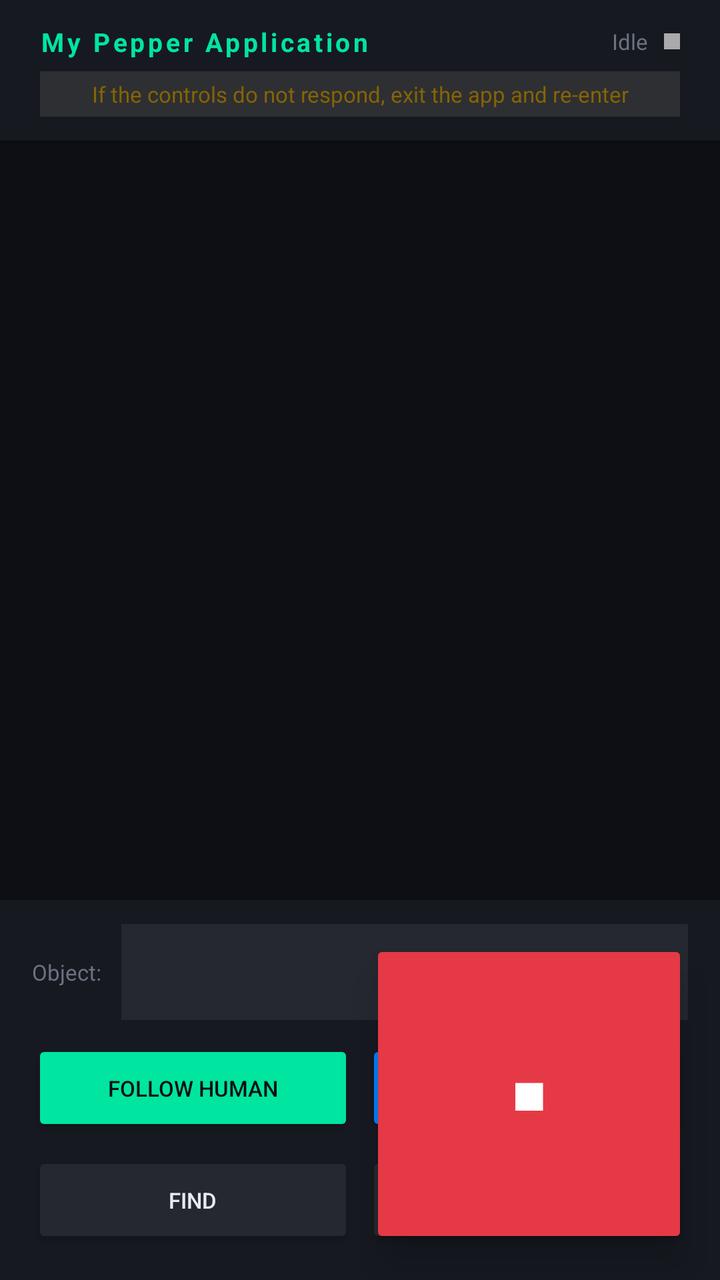
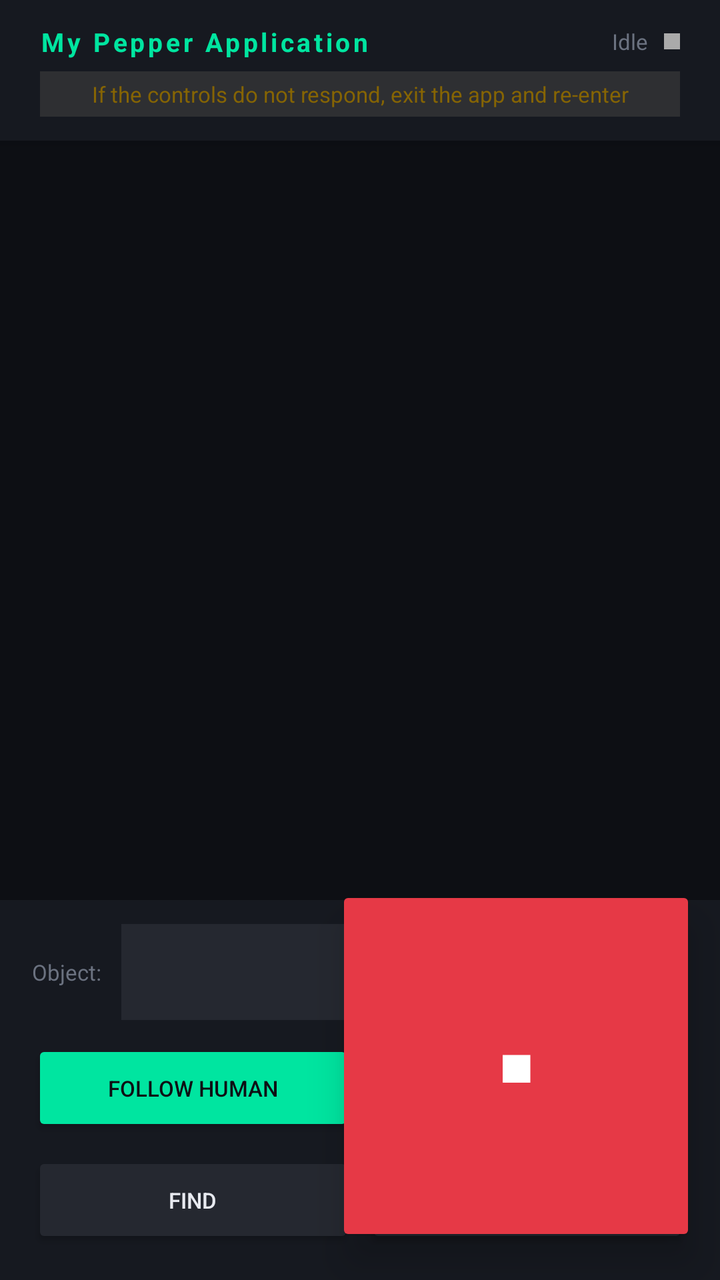

Screens rendered from an Android XML layout before and after an edit, with the pre-edit source and the edit as a unified diff.
<!-- AndroidManifest.xml: activity theme Theme.MyPepperApplication -->
<!-- res/layout/activity_main.xml -->
<?xml version="1.0" encoding="utf-8"?>
<FrameLayout
    xmlns:android="http://schemas.android.com/apk/res/android"
    android:layout_width="match_parent"
    android:layout_height="match_parent">

    <LinearLayout
        android:layout_width="match_parent"
        android:layout_height="match_parent"
        android:orientation="vertical"
        android:background="#0D0F14">

    
    <LinearLayout
        android:layout_width="match_parent"
        android:layout_height="wrap_content"
        android:orientation="vertical"
        android:background="#161920"
        android:paddingStart="20dp"
        android:paddingEnd="20dp"
        android:paddingTop="12dp"
        android:paddingBottom="12dp"
        android:elevation="4dp">

        <LinearLayout
            android:layout_width="match_parent"
            android:layout_height="wrap_content"
            android:orientation="horizontal"
            android:gravity="center_vertical">

            <TextView
                android:layout_width="0dp"
                android:layout_height="wrap_content"
                android:layout_weight="1"
                android:text="@string/app_name"
                android:textColor="#00E5A0"
                android:textSize="13sp"
                android:textStyle="bold"
                android:letterSpacing="0.12" />

            <TextView
                android:id="@+id/tvStatus"
                android:layout_width="wrap_content"
                android:layout_height="wrap_content"
                android:text="@string/idle"
                android:textColor="#6B7280"
                android:textSize="11sp" />

            
            <View
                android:id="@+id/viewStatusDot"
                android:layout_width="8dp"
                android:layout_height="8dp"
                android:layout_marginStart="8dp"
                android:background="@android:color/darker_gray" />

        </LinearLayout>

        
        <TextView
            android:id="@+id/tvWarning"
            android:layout_width="match_parent"
            android:layout_height="wrap_content"
            android:layout_marginTop="6dp"
            android:background="#1AFFF3CD"
            android:paddingStart="10dp"
            android:paddingEnd="10dp"
            android:paddingTop="4dp"
            android:paddingBottom="4dp"
            android:text="@string/if_the_controls_do_not_respond_exit_the_app_and_re_enter"
            android:textColor="#856404"
            android:textSize="11sp"
            android:gravity="center"
            android:visibility="visible" />

    </LinearLayout>

    
    <ScrollView
        android:id="@+id/scrollConversation"
        android:layout_width="match_parent"
        android:layout_height="0dp"
        android:layout_weight="1"
        android:clipToPadding="false"
        android:paddingTop="12dp"
        android:paddingBottom="12dp"
        android:fillViewport="false"
        android:scrollbars="none">

        <LinearLayout
            android:id="@+id/llConversation"
            android:layout_width="match_parent"
            android:layout_height="wrap_content"
            android:orientation="vertical"
            android:paddingStart="16dp"
            android:paddingEnd="16dp" />

    </ScrollView>

    
    <LinearLayout
        android:layout_width="match_parent"
        android:layout_height="wrap_content"
        android:orientation="vertical"
        android:background="#161920"
        android:paddingStart="16dp"
        android:paddingEnd="16dp"
        android:paddingTop="12dp"
        android:paddingBottom="16dp"
        android:elevation="4dp">

        
        <LinearLayout
            android:layout_width="match_parent"
            android:layout_height="wrap_content"
            android:orientation="horizontal"
            android:gravity="center_vertical"
            android:layout_marginBottom="10dp">

            <TextView
                android:layout_width="wrap_content"
                android:layout_height="wrap_content"
                android:layout_marginEnd="10dp"
                android:text="@string/object"
                android:textColor="#6B7280"
                android:textSize="11sp" />

            <Spinner
                android:id="@+id/spinnerLabel"
                android:layout_width="0dp"
                android:layout_height="48dp"
                android:layout_weight="1"
                android:background="#252830"
                android:popupBackground="#161920" />

        </LinearLayout>

        
        <LinearLayout
            android:layout_width="match_parent"
            android:layout_height="wrap_content"
            android:orientation="horizontal"
            android:layout_marginBottom="8dp">

            <Button
                android:id="@+id/btnFollowHuman"
                android:layout_width="0dp"
                android:layout_height="48dp"
                android:layout_weight="1"
                android:layout_marginEnd="6dp"
                android:text="@string/follow_human"
                android:textSize="11sp"
                android:backgroundTint="#00E5A0"
                android:textColor="#0D0F14" />

            <Button
                android:id="@+id/btnApproachHuman"
                android:layout_width="0dp"
                android:layout_height="48dp"
                android:layout_weight="1"
                android:text="approach"
                android:textSize="11sp"
                android:backgroundTint="#0080FF"
                android:textColor="#FFFFFF" />

        </LinearLayout>

        
        <LinearLayout
            android:layout_width="match_parent"
            android:layout_height="wrap_content"
            android:orientation="horizontal">

            <Button
                android:id="@+id/btnFindHuman"
                android:layout_width="0dp"
                android:layout_height="48dp"
                android:layout_weight="1"
                android:layout_marginEnd="6dp"
                android:text="find"
                android:textSize="11sp"
                android:backgroundTint="#252830"
                android:textColor="#E8EAF0" />

            <Button
                android:id="@+id/btnTrack"
                android:layout_width="0dp"
                android:layout_height="48dp"
                android:layout_weight="1"
                android:text="@string/track_object"
                android:textSize="11sp"
                android:backgroundTint="#252830"
                android:textColor="#E8EAF0" />

        </LinearLayout>

    </LinearLayout>

    </LinearLayout>

    
    <Button
        android:id="@+id/btnEmergencyStop"
        android:layout_width="159dp"
        android:layout_height="154dp"
        android:layout_gravity="bottom|end"
        android:layout_marginEnd="16dp"
        android:layout_marginBottom="16dp"
        android:backgroundTint="#E63946"
        android:contentDescription="@string/emergency_stop"
        android:elevation="12dp"
        android:stateListAnimator="@null"
        android:text="@string/stop_symbol"
        android:textColor="#FFFFFF"
        android:textSize="22sp"
        android:textStyle="bold" />

    <LinearLayout
        android:id="@+id/llEmergencyBanner"
        android:layout_width="match_parent"
        android:layout_height="wrap_content"
        android:layout_gravity="bottom"
        android:layout_marginBottom="220dp"
        android:orientation="horizontal"
        android:gravity="center_vertical"
        android:background="#CC1A1D24"
        android:paddingStart="16dp"
        android:paddingEnd="16dp"
        android:paddingTop="10dp"
        android:paddingBottom="10dp"
        android:visibility="gone"
        android:elevation="12dp">

        <TextView
            android:layout_width="0dp"
            android:layout_height="wrap_content"
            android:layout_weight="1"
            android:text="@string/emergency_stopped_all_actions_halted"
            android:textColor="#FF6B6B"
            android:textStyle="bold"
            android:textSize="12sp" />

        <Button
            android:id="@+id/btnResetEstop"
            android:layout_width="wrap_content"
            android:layout_height="40dp"
            android:text="@string/reset"
            android:textSize="12sp"
            android:backgroundTint="#00E5A0"
            android:textColor="#0D0F14" />

    </LinearLayout>

</FrameLayout>
<!-- resources referenced by this layout -->
<resources>
  <string name="app_name">My Pepper Application</string>
  <string name="emergency_stop">Emergency stop — halts all robot actions immediately</string>
  <string name="emergency_stopped_all_actions_halted">EMERGENCY STOPPED — all actions halted</string>
  <string name="follow_human">Follow Human</string>
  <string name="idle">Idle</string>
  <string name="if_the_controls_do_not_respond_exit_the_app_and_re_enter">If the controls do not respond, exit the app and re-enter</string>
  <string name="object">Object:</string>
  <string name="reset">RESET</string>
  <string name="stop_symbol">■</string>
  <string name="track_object">Track Object</string>
  <style name="Theme.MyPepperApplication" parent="Theme.AppCompat.Light.NoActionBar">
  
  </style>
</resources>

<!-- the commit's change to res/layout/activity_main.xml (unified diff, before → after) -->
@@ -10,202 +10,202 @@
         android:orientation="vertical"
         android:background="#0D0F14">
 
-    
-    <LinearLayout
-        android:layout_width="match_parent"
-        android:layout_height="wrap_content"
-        android:orientation="vertical"
-        android:background="#161920"
-        android:paddingStart="20dp"
-        android:paddingEnd="20dp"
-        android:paddingTop="12dp"
-        android:paddingBottom="12dp"
-        android:elevation="4dp">
-
-        <LinearLayout
-            android:layout_width="match_parent"
-            android:layout_height="wrap_content"
-            android:orientation="horizontal"
-            android:gravity="center_vertical">
-
-            <TextView
-                android:layout_width="0dp"
-                android:layout_height="wrap_content"
-                android:layout_weight="1"
-                android:text="@string/app_name"
-                android:textColor="#00E5A0"
-                android:textSize="13sp"
-                android:textStyle="bold"
-                android:letterSpacing="0.12" />
-
-            <TextView
-                android:id="@+id/tvStatus"
-                android:layout_width="wrap_content"
-                android:layout_height="wrap_content"
-                android:text="@string/idle"
-                android:textColor="#6B7280"
-                android:textSize="11sp" />
-
-            
-            <View
-                android:id="@+id/viewStatusDot"
-                android:layout_width="8dp"
-                android:layout_height="8dp"
-                android:layout_marginStart="8dp"
-                android:background="@android:color/darker_gray" />
-
-        </LinearLayout>
-
-        
-        <TextView
-            android:id="@+id/tvWarning"
-            android:layout_width="match_parent"
-            android:layout_height="wrap_content"
-            android:layout_marginTop="6dp"
-            android:background="#1AFFF3CD"
-            android:paddingStart="10dp"
-            android:paddingEnd="10dp"
-            android:paddingTop="4dp"
-            android:paddingBottom="4dp"
-            android:text="@string/if_the_controls_do_not_respond_exit_the_app_and_re_enter"
-            android:textColor="#856404"
-            android:textSize="11sp"
-            android:gravity="center"
-            android:visibility="visible" />
-
-    </LinearLayout>
-
-    
-    <ScrollView
-        android:id="@+id/scrollConversation"
-        android:layout_width="match_parent"
-        android:layout_height="0dp"
-        android:layout_weight="1"
-        android:clipToPadding="false"
-        android:paddingTop="12dp"
-        android:paddingBottom="12dp"
-        android:fillViewport="false"
-        android:scrollbars="none">
-
-        <LinearLayout
-            android:id="@+id/llConversation"
-            android:layout_width="match_parent"
-            android:layout_height="wrap_content"
-            android:orientation="vertical"
-            android:paddingStart="16dp"
-            android:paddingEnd="16dp" />
-
-    </ScrollView>
-
-    
-    <LinearLayout
-        android:layout_width="match_parent"
-        android:layout_height="wrap_content"
-        android:orientation="vertical"
-        android:background="#161920"
-        android:paddingStart="16dp"
-        android:paddingEnd="16dp"
-        android:paddingTop="12dp"
-        android:paddingBottom="16dp"
-        android:elevation="4dp">
-
         
         <LinearLayout
             android:layout_width="match_parent"
             android:layout_height="wrap_content"
-            android:orientation="horizontal"
-            android:gravity="center_vertical"
-            android:layout_marginBottom="10dp">
-
+            android:orientation="vertical"
+            android:background="#161920"
+            android:paddingStart="20dp"
+            android:paddingEnd="20dp"
+            android:paddingTop="12dp"
+            android:paddingBottom="12dp"
+            android:elevation="4dp">
+
+            <LinearLayout
+                android:layout_width="match_parent"
+                android:layout_height="wrap_content"
+                android:orientation="horizontal"
+                android:gravity="center_vertical">
+
+                <TextView
+                    android:layout_width="0dp"
+                    android:layout_height="wrap_content"
+                    android:layout_weight="1"
+                    android:text="@string/app_name"
+                    android:textColor="#00E5A0"
+                    android:textSize="13sp"
+                    android:textStyle="bold"
+                    android:letterSpacing="0.12" />
+
+                <TextView
+                    android:id="@+id/tvStatus"
+                    android:layout_width="wrap_content"
+                    android:layout_height="wrap_content"
+                    android:text="@string/idle"
+                    android:textColor="#6B7280"
+                    android:textSize="11sp" />
+
+                
+                <View
+                    android:id="@+id/viewStatusDot"
+                    android:layout_width="8dp"
+                    android:layout_height="8dp"
+                    android:layout_marginStart="8dp"
+                    android:background="@android:color/darker_gray" />
+
+            </LinearLayout>
+
+            
             <TextView
-                android:layout_width="wrap_content"
-                android:layout_height="wrap_content"
-                android:layout_marginEnd="10dp"
-                android:text="@string/object"
-                android:textColor="#6B7280"
-                android:textSize="11sp" />
-
-            <Spinner
-                android:id="@+id/spinnerLabel"
-                android:layout_width="0dp"
-                android:layout_height="48dp"
-                android:layout_weight="1"
-                android:background="#252830"
-                android:popupBackground="#161920" />
+                android:id="@+id/tvWarning"
+                android:layout_width="match_parent"
+                android:layout_height="wrap_content"
+                android:layout_marginTop="6dp"
+                android:background="#1AFFF3CD"
+                android:paddingStart="10dp"
+                android:paddingEnd="10dp"
+                android:paddingTop="4dp"
+                android:paddingBottom="4dp"
+                android:text="@string/if_the_controls_do_not_respond_exit_the_app_and_re_enter"
+                android:textColor="#856404"
+                android:textSize="11sp"
+                android:gravity="center"
+                android:visibility="visible" />
 
         </LinearLayout>
+
+        
+        <ScrollView
+            android:id="@+id/scrollConversation"
+            android:layout_width="match_parent"
+            android:layout_height="0dp"
+            android:layout_weight="1"
+            android:clipToPadding="false"
+            android:fillViewport="false"
+            android:paddingTop="12dp"
+            android:paddingBottom="12dp"
+            android:scrollbars="none">
+
+            <LinearLayout
+                android:id="@+id/llConversation"
+                android:layout_width="match_parent"
+                android:layout_height="wrap_content"
+                android:orientation="vertical"
+                android:paddingStart="16dp"
+                android:paddingEnd="16dp" />
+
+        </ScrollView>
 
         
         <LinearLayout
             android:layout_width="match_parent"
             android:layout_height="wrap_content"
-            android:orientation="horizontal"
-            android:layout_marginBottom="8dp">
-
-            <Button
-                android:id="@+id/btnFollowHuman"
-                android:layout_width="0dp"
-                android:layout_height="48dp"
-                android:layout_weight="1"
-                android:layout_marginEnd="6dp"
-                android:text="@string/follow_human"
-                android:textSize="11sp"
-                android:backgroundTint="#00E5A0"
-                android:textColor="#0D0F14" />
-
-            <Button
-                android:id="@+id/btnApproachHuman"
-                android:layout_width="0dp"
-                android:layout_height="48dp"
-                android:layout_weight="1"
-                android:text="approach"
-                android:textSize="11sp"
-                android:backgroundTint="#0080FF"
-                android:textColor="#FFFFFF" />
+            android:orientation="vertical"
+            android:background="#161920"
+            android:paddingStart="16dp"
+            android:paddingEnd="16dp"
+            android:paddingTop="12dp"
+            android:paddingBottom="16dp"
+            android:elevation="4dp">
+
+            
+            <LinearLayout
+                android:layout_width="match_parent"
+                android:layout_height="wrap_content"
+                android:orientation="horizontal"
+                android:gravity="center_vertical"
+                android:layout_marginBottom="10dp">
+
+                <TextView
+                    android:layout_width="wrap_content"
+                    android:layout_height="wrap_content"
+                    android:layout_marginEnd="10dp"
+                    android:text="@string/object"
+                    android:textColor="#6B7280"
+                    android:textSize="11sp" />
+
+                <Spinner
+                    android:id="@+id/spinnerLabel"
+                    android:layout_width="0dp"
+                    android:layout_height="48dp"
+                    android:layout_weight="1"
+                    android:background="#252830"
+                    android:popupBackground="#161920" />
+
+            </LinearLayout>
+
+            
+            <LinearLayout
+                android:layout_width="match_parent"
+                android:layout_height="wrap_content"
+                android:layout_marginBottom="8dp"
+                android:orientation="horizontal">
+
+                <Button
+                    android:id="@+id/btnFollowHuman"
+                    android:layout_width="0dp"
+                    android:layout_height="48dp"
+                    android:layout_marginEnd="6dp"
+                    android:layout_weight="1"
+                    android:backgroundTint="#00E5A0"
+                    android:text="@string/follow_human"
+                    android:textColor="#0D0F14"
+                    android:textSize="11sp" />
+
+                <Button
+                    android:id="@+id/btnApproachHuman"
+                    android:layout_width="0dp"
+                    android:layout_height="48dp"
+                    android:layout_weight="1"
+                    android:backgroundTint="#0080FF"
+                    android:text="@string/approach"
+                    android:textColor="#FFFFFF"
+                    android:textSize="11sp" />
+
+            </LinearLayout>
+
+            
+            <LinearLayout
+                android:layout_width="match_parent"
+                android:layout_height="wrap_content"
+                android:orientation="horizontal">
+
+                <Button
+                    android:id="@+id/btnFindHuman"
+                    android:layout_width="0dp"
+                    android:layout_height="48dp"
+                    android:layout_weight="1"
+                    android:layout_marginEnd="6dp"
+                    android:text="@string/find"
+                    android:textSize="11sp"
+                    android:backgroundTint="#252830"
+                    android:textColor="#E8EAF0" />
+
+                <Button
+                    android:id="@+id/btnTrack"
+                    android:layout_width="0dp"
+                    android:layout_height="48dp"
+                    android:layout_weight="1"
+                    android:text="@string/track_object"
+                    android:textSize="11sp"
+                    android:backgroundTint="#252830"
+                    android:textColor="#E8EAF0" />
+
+            </LinearLayout>
 
         </LinearLayout>
-
-        
-        <LinearLayout
-            android:layout_width="match_parent"
-            android:layout_height="wrap_content"
-            android:orientation="horizontal">
-
-            <Button
-                android:id="@+id/btnFindHuman"
-                android:layout_width="0dp"
-                android:layout_height="48dp"
-                android:layout_weight="1"
-                android:layout_marginEnd="6dp"
-                android:text="find"
-                android:textSize="11sp"
-                android:backgroundTint="#252830"
-                android:textColor="#E8EAF0" />
-
-            <Button
-                android:id="@+id/btnTrack"
-                android:layout_width="0dp"
-                android:layout_height="48dp"
-                android:layout_weight="1"
-                android:text="@string/track_object"
-                android:textSize="11sp"
-                android:backgroundTint="#252830"
-                android:textColor="#E8EAF0" />
-
-        </LinearLayout>
-
-    </LinearLayout>
 
     </LinearLayout>
 
     
     <Button
         android:id="@+id/btnEmergencyStop"
-        android:layout_width="159dp"
-        android:layout_height="154dp"
+        android:layout_width="180dp"
+        android:layout_height="180dp"
         android:layout_gravity="bottom|end"
-        android:layout_marginEnd="16dp"
-        android:layout_marginBottom="16dp"
+        android:layout_marginEnd="12dp"
+        android:layout_marginBottom="17dp"
         android:backgroundTint="#E63946"
         android:contentDescription="@string/emergency_stop"
         android:elevation="12dp"
<!-- resource entries referenced after the edit -->
@@ -1,8 +1,10 @@
 <!-- resources referenced by this layout -->
 <resources>
   <string name="app_name">My Pepper Application</string>
+  <string name="approach">approach</string>
   <string name="emergency_stop">Emergency stop — halts all robot actions immediately</string>
   <string name="emergency_stopped_all_actions_halted">EMERGENCY STOPPED — all actions halted</string>
+  <string name="find">find</string>
   <string name="follow_human">Follow Human</string>
   <string name="idle">Idle</string>
   <string name="if_the_controls_do_not_respond_exit_the_app_and_re_enter">If the controls do not respond, exit the app and re-enter</string>
